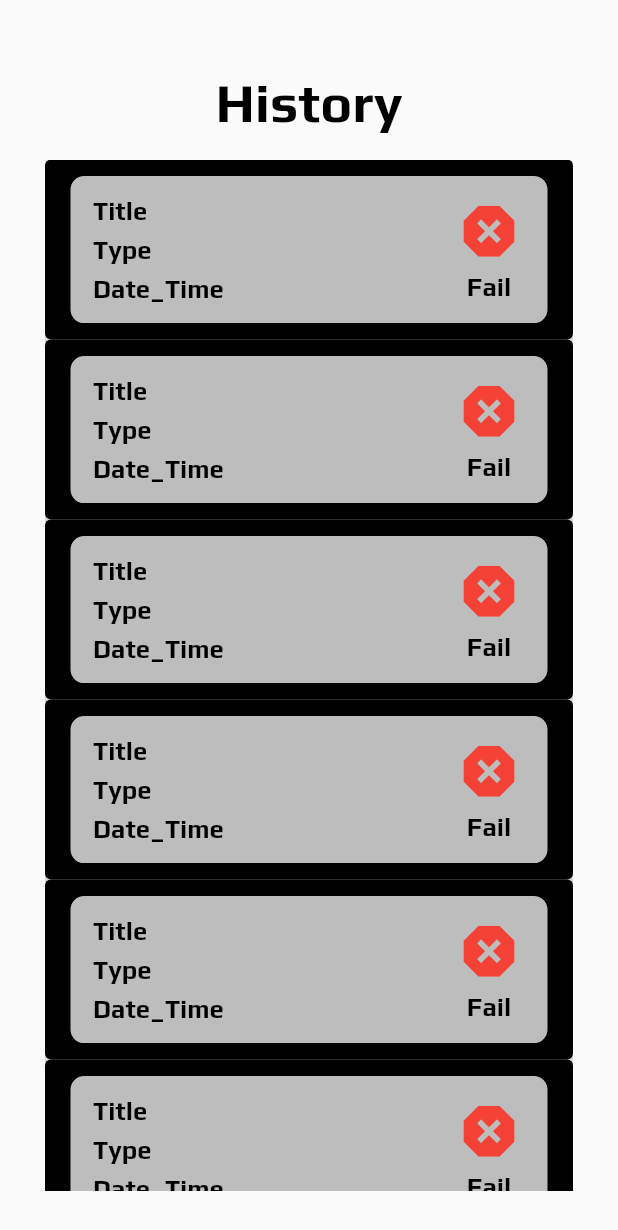
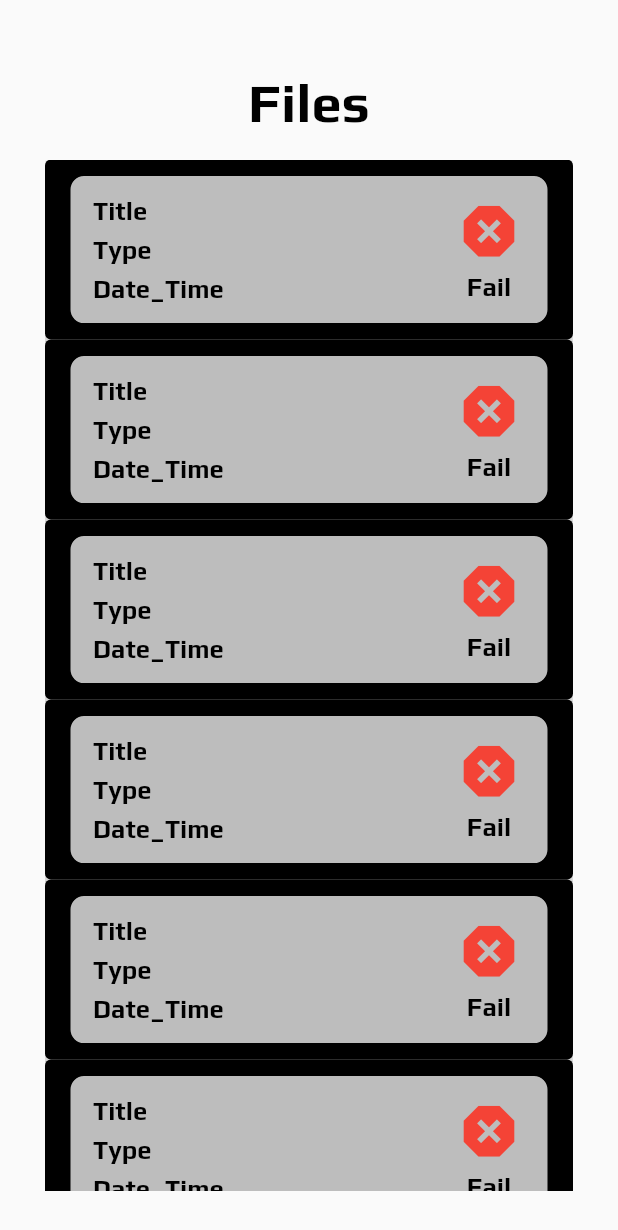
Before and after one commit to weiawesome/study_savvy_app, a Flutter app: the FilesPage screen opened directly, on a phone screen of 412 x 824 dp. Shown: the top 1230 px of the screen. Run offline on Flutter 3.47's test engine with Material 2 defaults, Android fonts, the phone set to English and light mode, and no system bars.

Commit message:
Build Files page UI.

```diff
--- a/lib/screens/files.dart
+++ b/lib/screens/files.dart
@@ -1,8 +1,7 @@
 import 'dart:math';
+import 'package:flutter/material.dart';
+import '../styles/custom_style.dart';
 
-import 'package:flutter/material.dart';
-
-import '../styles/custom_style.dart';
 class FilesPage extends StatefulWidget{
   const FilesPage({Key?key}):super(key: key);
   @override
@@ -36,7 +35,6 @@ class _FilesPage extends State<FilesPage> {
     for (var i = 0; i < 15; i++) {
       List<String> options = ['SUCCESS', 'FAILURE', 'PENDING'];
       Random random = Random();
-
       String randomOption = options[random.nextInt(options.length)];
       _items.add(randomOption);
     }
@@ -54,7 +52,7 @@ class _FilesPage extends State<FilesPage> {
                 flex: 1,
                 child: Container(
                   alignment: Alignment.center,
-                  child: Text('History',style: Theme.of(context).textTheme.bodyLarge),
+                  child: Text('Files',style: Theme.of(context).textTheme.bodyLarge),
                 ),
               ),
               Expanded(
```
